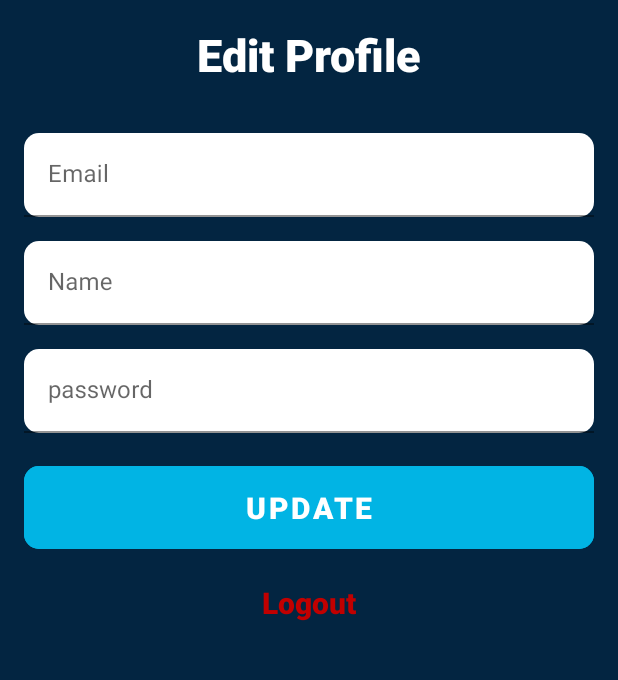
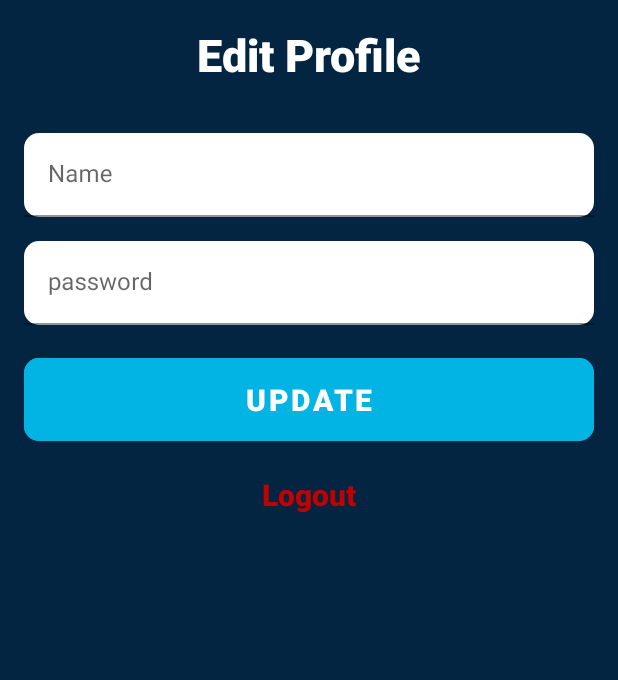
Before and after one commit to FirmanFA/challenge-5-binar, an Android app: the ProfileFragment screen opened through its navigation route, on a phone screen of 412 x 824 dp, the part 168-848 px from its top. Run offline under Robolectric (Android 15) with nearby library versions, the phone set to English and light mode, and no system bars; our stand-ins replace Room's generated code; 1 statement that could not run was skipped.

Commit message:
feat: complete auth

```diff
--- a/app/src/main/java/com/binar/challenge5/data/local/UserDao.kt
+++ b/app/src/main/java/com/binar/challenge5/data/local/UserDao.kt
@@ -16,7 +16,7 @@ interface UserDao {
     fun insertUser(user: User):Long
 
     @Query("SELECT * FROM User WHERE email = :email")
-    fun getUser(email: String): User
+    fun getUser(email: String): User?
 
     @Update
     fun updatetUser(user: User):Int
--- a/app/src/main/java/com/binar/challenge5/ui/auth/AuthRepository.kt
+++ b/app/src/main/java/com/binar/challenge5/ui/auth/AuthRepository.kt
@@ -26,7 +26,7 @@ class AuthRepository(private val userDao: UserDao) {
     fun login(email: String, password: String):User? = userDao.login(email, password)
     fun register(user: User):Long = userDao.insertUser(user)
     fun checkEmailIfExist(email: String): User? = userDao.checkEmailExist(email)
-    fun getUser(email: String): User = userDao.getUser(email)
+    fun getUser(email: String): User? = userDao.getUser(email)
     fun updateUser(user: User):Int = userDao.updatetUser(user)
 
 
--- a/app/src/main/java/com/binar/challenge5/ui/auth/AuthViewModel.kt
+++ b/app/src/main/java/com/binar/challenge5/ui/auth/AuthViewModel.kt
@@ -6,12 +6,17 @@ import kotlinx.coroutines.launch
 
 class AuthViewModel(private val repository: AuthRepository): ViewModel() {
 
-    private val _user: MutableLiveData<User>  = MutableLiveData()
-    val user: LiveData<User> = _user
+    private val _user: MutableLiveData<User?>  = MutableLiveData()
+    val user: LiveData<User?> = _user
 
-    fun getUser(email: String) = viewModelScope.launch {
-        val tempUser = repository.getUser(email)
-        _user.postValue(tempUser)
+//    fun getUser(email: String) = viewModelScope.launch {
+//        val tempUser = repository.getUser(email)
+//        _user.postValue(tempUser)
+//    }
+
+    fun getUser(email: String){
+        val newUser = repository.getUser(email)
+        _user.postValue(newUser)
     }
 
     fun updateUser(user: User) = repository.updateUser(user)
--- a/app/src/main/java/com/binar/challenge5/ui/auth/ProfileFragment.kt
+++ b/app/src/main/java/com/binar/challenge5/ui/auth/ProfileFragment.kt
@@ -1,31 +1,108 @@
 package com.binar.challenge5.ui.auth
 
+import android.content.Context
 import android.os.Bundle
 import androidx.fragment.app.Fragment
 import android.view.LayoutInflater
 import android.view.View
 import android.view.ViewGroup
 import android.widget.Button
+import android.widget.Toast
+import androidx.core.content.edit
+import androidx.fragment.app.viewModels
+import androidx.lifecycle.lifecycleScope
 import androidx.navigation.findNavController
+import com.binar.challenge5.MainActivity
 import com.binar.challenge5.R
+import com.binar.challenge5.data.api.ApiClient
+import com.binar.challenge5.data.local.MyDatabase
+import com.binar.challenge5.data.local.model.User
+import com.binar.challenge5.databinding.FragmentHomeBinding
+import com.binar.challenge5.databinding.FragmentProfileBinding
+import com.binar.challenge5.ui.home.HomeRepository
+import com.binar.challenge5.ui.home.HomeViewModel
+import com.binar.challenge5.ui.home.HomeViewModelFactory
+import com.binar.challenge5.utils.AESEncryption
+import kotlinx.coroutines.Dispatchers
+import kotlinx.coroutines.launch
 
 
 class ProfileFragment : Fragment() {
 
+    private var _binding: FragmentProfileBinding? = null
+    private val binding get() = _binding!!
+
+    private val authViewModel by viewModels<AuthViewModel> {
+        AuthViewModelFactory(AuthRepository(MyDatabase.getInstance(requireContext())!!.userDao()))
+    }
 
     override fun onCreateView(
         inflater: LayoutInflater, container: ViewGroup?,
         savedInstanceState: Bundle?
-    ): View? {
+    ): View {
         // Inflate the layout for this fragment
-        return inflater.inflate(R.layout.fragment_profile, container, false)
+        _binding = FragmentProfileBinding.inflate(inflater,container, false)
+        return binding.root
     }
 
     override fun onViewCreated(view: View, savedInstanceState: Bundle?) {
         super.onViewCreated(view, savedInstanceState)
-        val btn = view.findViewById<Button>(R.id.btn_register)
-        btn.setOnClickListener {
+
+        val sharedPreference = context?.getSharedPreferences(MainActivity.SHARED_FILE, Context.MODE_PRIVATE)
+
+
+
+        val email = sharedPreference?.getString("islogin","")
+        var iduser: Int? = -1
+        authViewModel.user.observe(viewLifecycleOwner){
+            binding.apply {
+                etName.setText(it?.name)
+                etPassword.setText(AESEncryption.decrypt(it?.password))
+            }
+            iduser = it?.id
+        }
+
+        lifecycleScope.launch(Dispatchers.IO){
+            authViewModel.getUser(email.toString())
+        }
+
+
+        binding.btnUpdate.setOnClickListener {
+            val name = binding.etName.text.toString()
+            val rawPassword = binding.etPassword.text.toString()
+            val password = AESEncryption.encrypt(rawPassword).toString()
+            val user = User(iduser,name,email.toString(),password)
+
+            lifecycleScope.launch(Dispatchers.IO){
+                val updateUser = authViewModel.updateUser(user)
+
+                activity?.runOnUiThread {
+                    if (updateUser!=0){
+                        lifecycleScope.launch(Dispatchers.IO){
+                            authViewModel.getUser(email.toString())
+                        }
+                        Toast.makeText(requireContext(), "update berhasil", Toast.LENGTH_SHORT).show()
+                        val editor = sharedPreference!!.edit()
+                        editor.putString("name",name)
+                        editor.apply()
+                    }
+                }
+            }
+
+
+        }
+
+
+        binding.tvLogout.setOnClickListener {
+            sharedPreference?.edit {
+                this.clear()
+                this.apply()
+            }
             it.findNavController().navigate(R.id.action_profileFragment_to_loginFragment)
         }
     }
+    override fun onDestroyView() {
+        super.onDestroyView()
+        _binding = null
+    }
 }
--- a/app/src/main/java/com/binar/challenge5/ui/home/HomeFragment.kt
+++ b/app/src/main/java/com/binar/challenge5/ui/home/HomeFragment.kt
@@ -1,5 +1,6 @@
 package com.binar.challenge5.ui.home
 
+import android.content.Context
 import android.os.Bundle
 import android.os.Handler
 import android.os.Looper
@@ -13,6 +14,7 @@ import androidx.lifecycle.ViewModelProvider
 import androidx.navigation.findNavController
 import androidx.navigation.fragment.findNavController
 import androidx.viewpager2.widget.ViewPager2
+import com.binar.challenge5.MainActivity
 import com.binar.challenge5.R
 import com.binar.challenge5.data.api.ApiClient
 import com.binar.challenge5.data.api.model.Result
@@ -41,6 +43,10 @@ class HomeFragment : Fragment() {
 
     override fun onViewCreated(view: View, savedInstanceState: Bundle?) {
         super.onViewCreated(view, savedInstanceState)
+
+        val sharedPreference = context?.getSharedPreferences(MainActivity.SHARED_FILE, Context.MODE_PRIVATE)
+        val nameLogin = sharedPreference?.getString("name","")
+        binding.tvName.text = "Welcome,\n$nameLogin!"
 
 
         binding.ivAccount.setOnClickListener {
--- a/app/src/main/java/com/binar/challenge5/utils/AESEncryption.kt
+++ b/app/src/main/java/com/binar/challenge5/utils/AESEncryption.kt
@@ -34,4 +34,25 @@ object AESEncryption {
         }
         return null
     }
+
+    fun decrypt(strToDecrypt : String?) : String? {
+        try
+        {
+
+            val ivParameterSpec =  IvParameterSpec(Base64.decode(iv, Base64.DEFAULT))
+
+            val factory = SecretKeyFactory.getInstance("PBKDF2WithHmacSHA1")
+            val spec =  PBEKeySpec(secretKey.toCharArray(), Base64.decode(salt, Base64.DEFAULT), 10000, 256)
+            val tmp = factory.generateSecret(spec);
+            val secretKey =  SecretKeySpec(tmp.encoded, "AES")
+
+            val cipher = Cipher.getInstance("AES/CBC/PKCS7Padding");
+            cipher.init(Cipher.DECRYPT_MODE, secretKey, ivParameterSpec);
+            return  String(cipher.doFinal(Base64.decode(strToDecrypt, Base64.DEFAULT)))
+        }
+        catch (e : Exception) {
+            println("Error while decrypting: $e");
+        }
+        return null
+    }
 }
--- a/app/src/main/res/layout/fragment_home.xml
+++ b/app/src/main/res/layout/fragment_home.xml
@@ -38,7 +38,7 @@
             app:layout_constraintTop_toTopOf="parent" />
 
         <TextView
-            android:id="@+id/textView2"
+            android:id="@+id/tv_name"
             android:layout_width="wrap_content"
             android:layout_height="wrap_content"
             android:layout_marginStart="16dp"
@@ -67,7 +67,7 @@
             app:layout_constraintEnd_toEndOf="parent"
             app:layout_constraintHorizontal_bias="0.0"
             app:layout_constraintStart_toStartOf="parent"
-            app:layout_constraintTop_toBottomOf="@+id/textView2" />
+            app:layout_constraintTop_toBottomOf="@+id/tv_name" />
 
         <TextView
             android:id="@+id/textView4"
--- a/app/src/main/res/layout/fragment_profile.xml
+++ b/app/src/main/res/layout/fragment_profile.xml
@@ -9,34 +9,6 @@
 
     <com.google.android.material.textfield.TextInputLayout
         android:id="@+id/til_name"
-        android:layout_width="0dp"
-        android:layout_height="wrap_content"
-        android:layout_marginStart="16dp"
-        android:layout_marginTop="16dp"
-        android:layout_marginEnd="16dp"
-        app:boxCornerRadiusBottomEnd="10dp"
-        app:boxCornerRadiusBottomStart="10dp"
-        app:boxCornerRadiusTopEnd="10dp"
-        app:boxCornerRadiusTopStart="10dp"
-        app:layout_constraintEnd_toEndOf="parent"
-        app:layout_constraintHorizontal_bias="1.0"
-        app:layout_constraintStart_toStartOf="parent"
-        app:layout_constraintTop_toBottomOf="@+id/til_email">
-
-        <com.google.android.material.textfield.TextInputEditText
-            android:id="@+id/et_name"
-            android:layout_width="match_parent"
-            android:layout_height="wrap_content"
-            android:autofillHints="name"
-            android:backgroundTint="@color/white"
-            android:ems="10"
-            android:hint="Name"
-            android:inputType="textPersonName"
-            android:text="" />
-    </com.google.android.material.textfield.TextInputLayout>
-
-    <com.google.android.material.textfield.TextInputLayout
-        android:id="@+id/til_email"
         android:layout_width="0dp"
         android:layout_height="wrap_content"
         android:layout_marginStart="16dp"
@@ -52,16 +24,17 @@
         app:layout_constraintTop_toBottomOf="@+id/textView">
 
         <com.google.android.material.textfield.TextInputEditText
-            android:id="@+id/et_email"
+            android:id="@+id/et_name"
             android:layout_width="match_parent"
             android:layout_height="wrap_content"
-            android:autofillHints="emailAddress"
+            android:autofillHints="name"
             android:backgroundTint="@color/white"
             android:ems="10"
-            android:hint="Email"
-            android:inputType="textEmailAddress"
+            android:hint="Name"
+            android:inputType="textPersonName"
             android:text="" />
     </com.google.android.material.textfield.TextInputLayout>
+
 
     <com.google.android.material.textfield.TextInputLayout
         android:id="@+id/til_password"
@@ -72,8 +45,8 @@
         app:boxCornerRadiusBottomStart="10dp"
         app:boxCornerRadiusTopEnd="10dp"
         app:boxCornerRadiusTopStart="10dp"
-        app:layout_constraintEnd_toEndOf="@+id/til_email"
-        app:layout_constraintStart_toStartOf="@+id/til_email"
+        app:layout_constraintEnd_toEndOf="@+id/til_name"
+        app:layout_constraintStart_toStartOf="@+id/til_name"
         app:layout_constraintTop_toBottomOf="@+id/til_name">
 
         <com.google.android.material.textfield.TextInputEditText
@@ -88,7 +61,7 @@
     </com.google.android.material.textfield.TextInputLayout>
 
     <Button
-        android:id="@+id/btn_register"
+        android:id="@+id/btn_update"
         android:layout_width="0dp"
         android:layout_height="wrap_content"
         android:layout_marginTop="16dp"
@@ -117,7 +90,7 @@
         app:layout_constraintTop_toBottomOf="@+id/imageView" />
 
     <TextView
-        android:id="@+id/textView6"
+        android:id="@+id/tv_logout"
         android:layout_width="wrap_content"
         android:layout_height="wrap_content"
         android:layout_marginTop="16dp"
@@ -127,7 +100,7 @@
         android:textSize="20sp"
         app:layout_constraintEnd_toEndOf="parent"
         app:layout_constraintStart_toStartOf="parent"
-        app:layout_constraintTop_toBottomOf="@+id/btn_register" />
+        app:layout_constraintTop_toBottomOf="@+id/btn_update" />
 
     <ImageView
         android:id="@+id/imageView"
--- a/app/src/main/res/navigation/main_navigation.xml
+++ b/app/src/main/res/navigation/main_navigation.xml
@@ -60,7 +60,11 @@
             app:popEnterAnim="@anim/slide_in_left"/>
         <action
             android:id="@+id/action_homeFragment_to_profileFragment"
-            app:destination="@id/profileFragment" />
+            app:destination="@id/profileFragment"
+            app:enterAnim="@anim/slide_in_left"
+            app:exitAnim="@anim/slide_out_left"
+            app:popEnterAnim="@anim/slide_in_right"
+            app:popExitAnim="@anim/slide_out_right"/>
         <action
             android:id="@+id/action_homeFragment_to_detailMovieFragment"
             app:destination="@id/detailMovieFragment"
```
